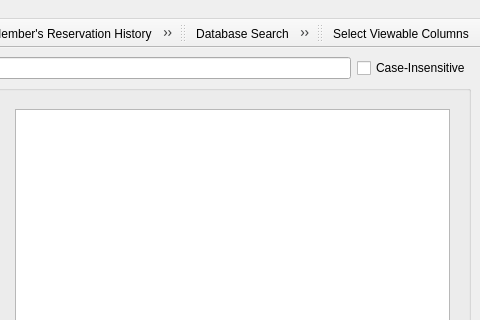
Qt form UI/mainwindow.ui (textbrowser/biblioteq) before a commit; both pictures show x 422 to 902 and y 0 to 320 of the 902 by 650 pixel window.
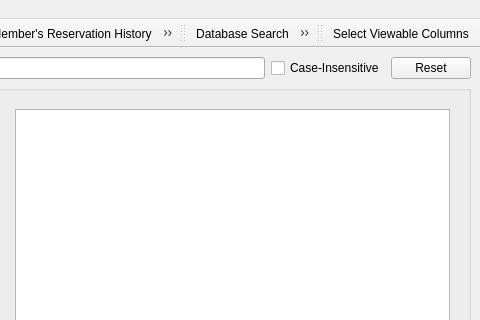
The same form after that commit. Icons and pictures are not drawn. Custom widgets are drawn as their Qt base class.

Commit message: Basic search corrections. Must reset related widgets whenever the table is reset.

```diff
--- a/UI/mainwindow.ui
+++ b/UI/mainwindow.ui
@@ -62,6 +62,13 @@
         </property>
        </widget>
       </item>
+      <item>
+       <widget class="QPushButton" name="resetAllSearch">
+        <property name="text">
+         <string>Reset</string>
+        </property>
+       </widget>
+      </item>
      </layout>
     </item>
     <item>
```
Left out of the diff: 3 changed lines with no effect on the pictures. The commit also changes 3 other files.
